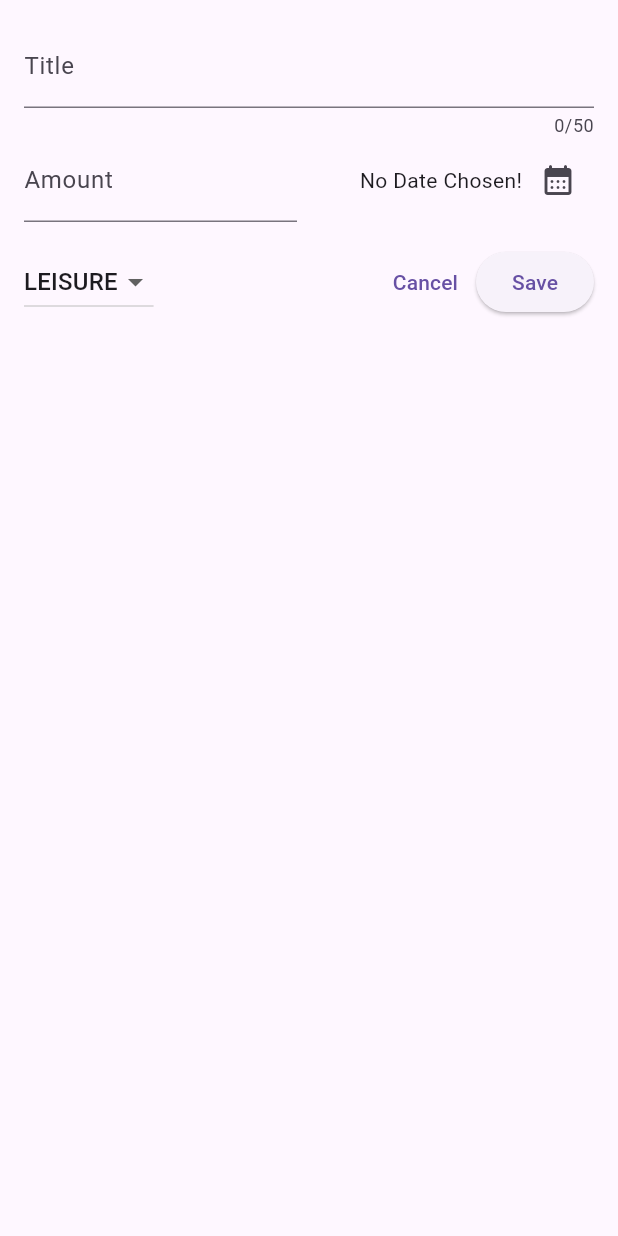
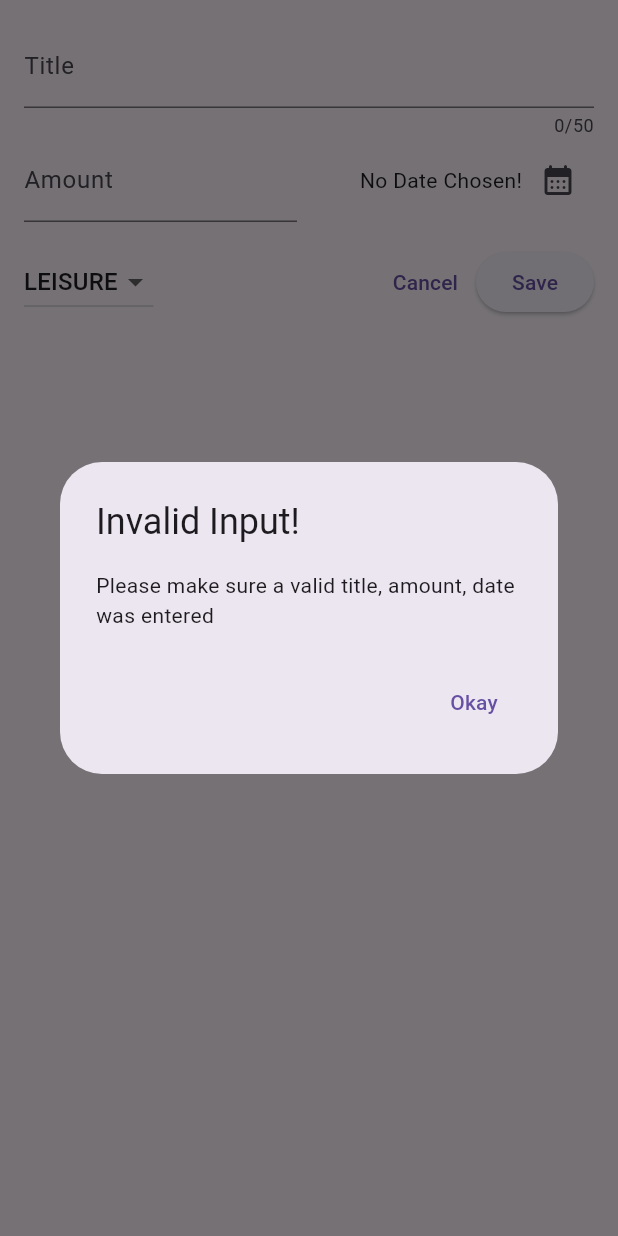
Before and after one commit to tolu-c/learning-dart-flutter, a Flutter app: the NewExpense widget shown alone on an empty page, opened directly, after a tap on "Save", on a phone screen of 412 x 824 dp. Run offline on Flutter 3.47's test engine with Material 3 defaults, Android fonts, the light colour scheme and no system bars; our stand-ins replace google_fonts.

Commit message:
form validation

```diff
--- a/expenses_tracker_app/lib/widgets/new_expense.dart
+++ b/expenses_tracker_app/lib/widgets/new_expense.dart
@@ -29,6 +29,33 @@ class _NewExpenseState extends State<NewExpense> {
     setState(() {
       _selectedDate = pickedDate;
     });
+  }
+
+  void _submitExpenseData() {
+    final enteredAmount = double.tryParse(_amountController.text);
+    final amountIsInValid = enteredAmount == null || enteredAmount <= 0;
+    if (_titleController.text.trim().isEmpty ||
+        amountIsInValid ||
+        _selectedDate == null) {
+      // ! show error message
+      showDialog(
+        context: context,
+        builder: (ctx) => AlertDialog(
+          title: const Text("Invalid Input!"),
+          content: const Text(
+              "Please make sure a valid title, amount, date was entered"),
+          actions: [
+            TextButton(
+              onPressed: () {
+                Navigator.pop(ctx);
+              },
+              child: const Text("Okay"),
+            )
+          ],
+        ),
+      );
+      return;
+    }
   }
 
   @override
@@ -122,10 +149,7 @@ class _NewExpenseState extends State<NewExpense> {
                 child: Text("Cancel"),
               ),
               ElevatedButton(
-                onPressed: () {
-                  print(_titleController.text);
-                  print(_amountController.text);
-                },
+                onPressed: _submitExpenseData,
                 child: const Text("Save"),
               ),
             ],
```
